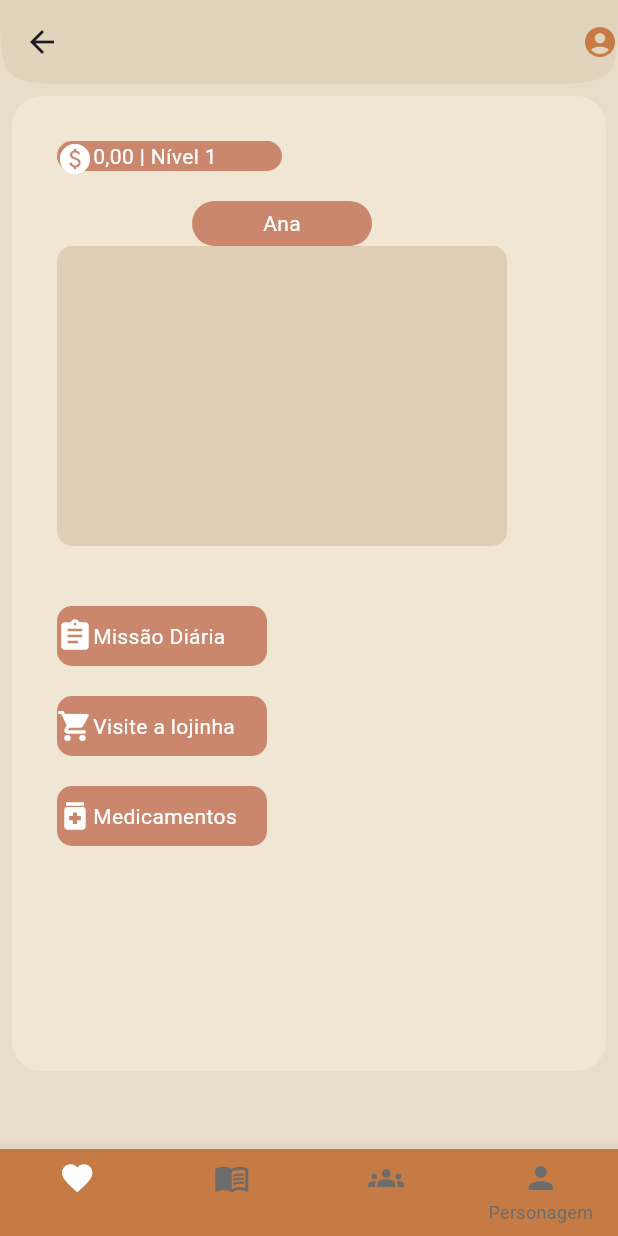
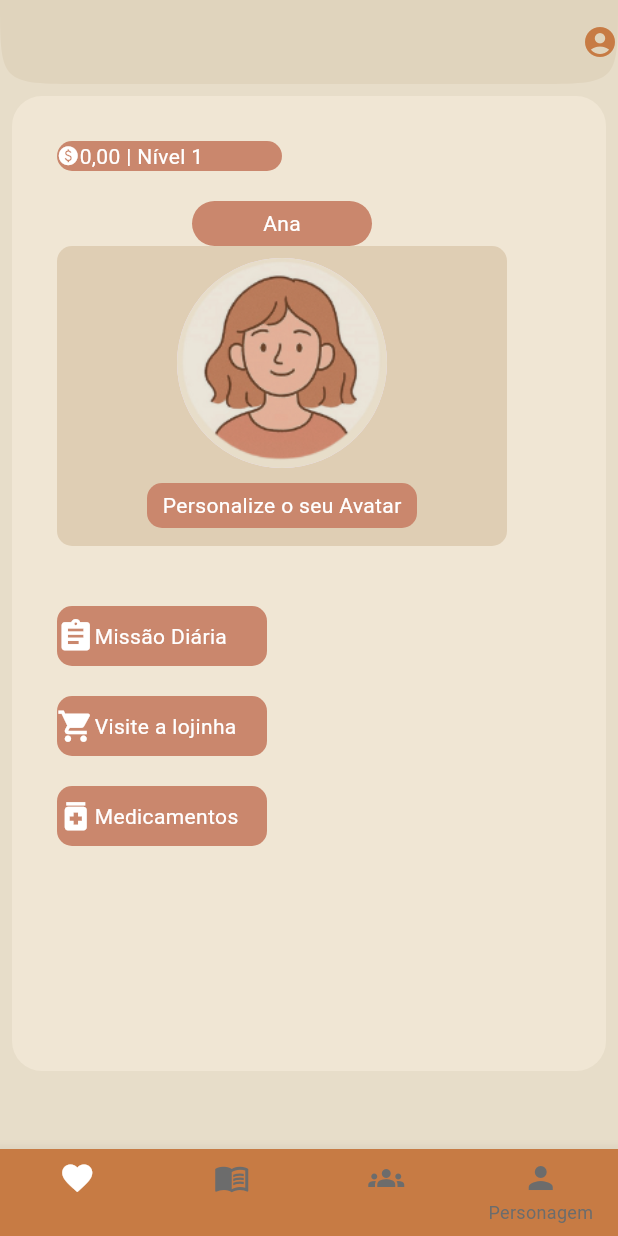
Before and after one commit to ujotinha/ProjetoPMovel, a Flutter app: the Habitos screen opened directly, on a phone screen of 412 x 824 dp. Run offline on Flutter 3.47's test engine with Material 3 defaults, Android fonts, the phone set to English and light mode, and no system bars.

Commit message:
habitos quase finalizada 2

```diff
--- a/lib/main.dart
+++ b/lib/main.dart
@@ -7,6 +7,6 @@ import 'package:projetointheirskin/pages/inicio.dart';
 
 void main() {
 
-  runApp(MaterialApp(home:Anotacao()));
+  runApp(MaterialApp(home:Habitos()));
 
 }
--- a/lib/pages/habitos.dart
+++ b/lib/pages/habitos.dart
@@ -62,7 +62,7 @@ class _HabitosState extends State<Habitos> {
               decoration: BoxDecoration(color: Color(0xFFca876d), borderRadius: BorderRadius.circular(20)),
               child: Row(
                 children: [
-                  Icon(Icons.paid, color: Colors.white),
+                  Icon(Icons.paid, color: Colors.white, size: 15,),
                   Text("0,00 | Nível 1", style: TextStyle( color: Colors.white )),
                 ],
               ),
@@ -83,14 +83,36 @@ class _HabitosState extends State<Habitos> {
                     mainAxisAlignment: MainAxisAlignment.center,
                     children: [
                       Text("Ana", style: TextStyle( color: Colors.white )),
-
                     ],
                   ),
                 ),
                 Container(
+                  padding: EdgeInsets.all(8.0),
                   width: 300,
                   height: 200,
                   decoration: BoxDecoration(color: Color(0xFFdfceb4), borderRadius: BorderRadius.circular(10)),
+                  child: Column(
+                    children: [
+                      CircleAvatar(
+                        backgroundImage: AssetImage("assets/foto_perfil.png"),
+                        radius: 70,
+                      ),
+                      SizedBox(
+                        height: 10,
+                      ),
+                       Container(
+                         width: 180,
+                         height: 30,
+                       decoration: BoxDecoration(color: Color(0xFFca876d),borderRadius: BorderRadius.circular(10)),
+                         child: Row(
+                           mainAxisAlignment: MainAxisAlignment.center,
+                           children: [
+                             Text("Personalize o seu Avatar", style: TextStyle( color: Colors.white )),
+                           ],
+                         ),
+                       ),
+                    ],
+                  ),
                 ),
               ],
             ),
@@ -103,7 +125,7 @@ class _HabitosState extends State<Habitos> {
               decoration: BoxDecoration(color: Color(0xFFca876d),borderRadius: BorderRadius.circular(10)),
               child: Row(
               children: [
-                Icon(Icons.assignment, color: Colors.white),
+                Icon(Icons.assignment, color: Colors.white, size: 25),
                 Text("Missão Diária", style: TextStyle( color: Colors.white )),
               ],
             ),
@@ -118,7 +140,7 @@ class _HabitosState extends State<Habitos> {
               decoration: BoxDecoration(color: Color(0xFFca876d),borderRadius: BorderRadius.circular(10)),
               child: Row(
                 children: [
-                  Icon(Icons.shopping_cart, color: Colors.white),
+                  Icon(Icons.shopping_cart, color: Colors.white, size: 25),
                   Text("Visite a lojinha", style: TextStyle( color: Colors.white )),
                 ],
               ),
@@ -132,7 +154,7 @@ class _HabitosState extends State<Habitos> {
               decoration: BoxDecoration(color: Color(0xFFca876d),borderRadius: BorderRadius.circular(10)),
               child: Row(
                 children: [
-                  Icon(Icons.medication, color: Colors.white),
+                  Icon(Icons.medication, color: Colors.white, size: 25),
                   Text("Medicamentos", style: TextStyle( color: Colors.white )),
                 ],
               ),
--- a/pubspec.yaml
+++ b/pubspec.yaml
@@ -62,6 +62,7 @@ flutter:
   assets:
     - assets/tela_inicial_fundo.png
     - assets/logo.png
+    - assets/foto_perfil.png
   #   - images/a_dot_burr.jpeg
   #   - images/a_dot_ham.jpeg
 
```
Also changed, not shown: assets/foto_perfil.png (added), pubspec.lock.
